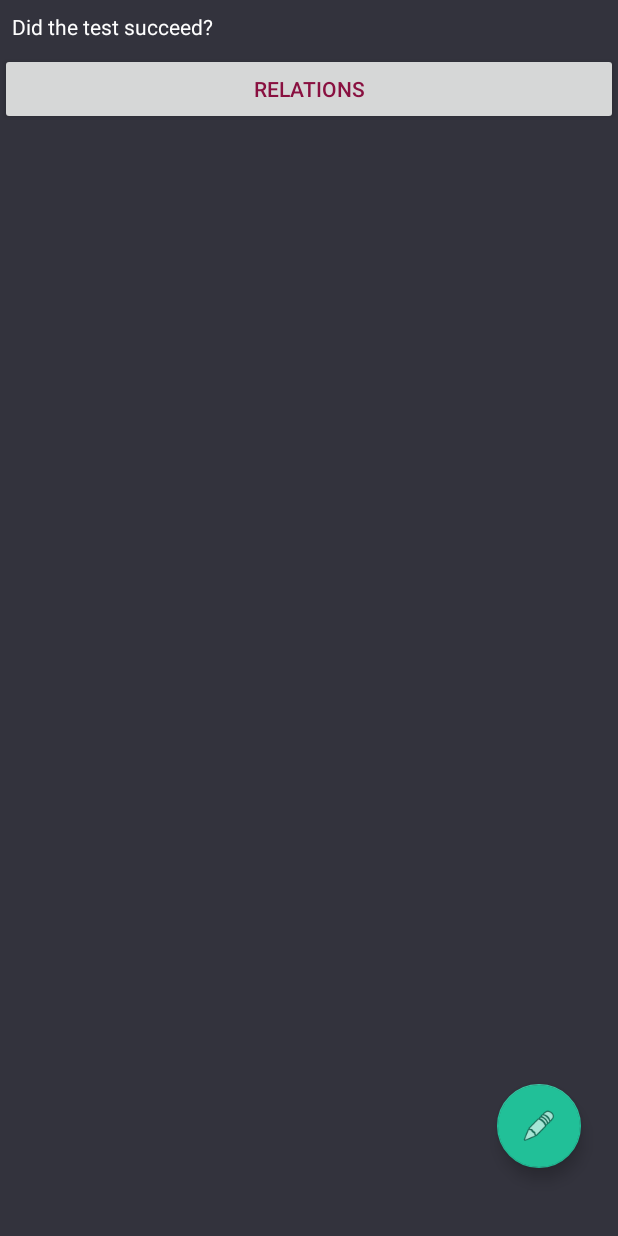
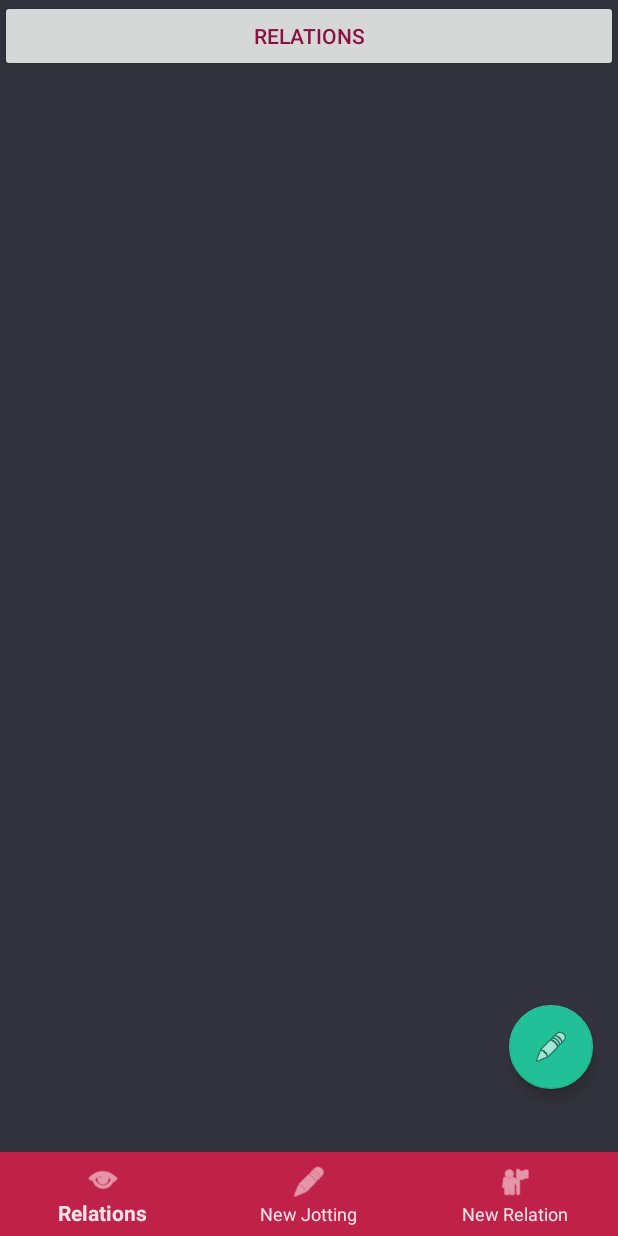
Before and after one commit to Pieter-JanVanDamme/Jocelyn, an Android app: the screen it shows after launch (HomeActivity), on a phone screen of 412 x 824 dp. Run offline under Robolectric (Android 15) with nearby library versions, the phone set to English and light mode, and no system bars.

Commit message:
feat: added bottom navigation bar

```diff
--- a/app/build.gradle
+++ b/app/build.gradle
@@ -48,4 +48,7 @@ dependencies {
     implementation 'com.android.support:appcompat-v7:28.0.0-alpha3'
     implementation 'com.android.support:cardview-v7:28.0.0-alpha3'
     implementation 'com.android.support:recyclerview-v7:28.0.0-alpha3'
+
+    // design support library, to support bottom navigation
+    implementation 'com.android.support:design:28.0.0'
 }
--- a/app/src/main/java/pjvandamme/be/jocelyn/Presentation/ComposeJottingActivity.kt
+++ b/app/src/main/java/pjvandamme/be/jocelyn/Presentation/ComposeJottingActivity.kt
@@ -3,6 +3,7 @@ package pjvandamme.be.jocelyn.Presentation
 import android.arch.lifecycle.Observer
 import android.support.v7.app.AppCompatActivity
 import android.os.Bundle
+import android.support.design.widget.BottomNavigationView
 import android.support.design.widget.FloatingActionButton
 import android.support.v4.app.FragmentManager
 import android.support.v4.app.FragmentTransaction
@@ -43,6 +44,8 @@ class ComposeJottingActivity : AppCompatActivity(), RelationSuggestionFragment.O
         supportActionBar?.title = "Compose Jotting"
         // implement a 'Back button' in the title bar
         supportActionBar?.setDisplayHomeAsUpEnabled(true)
+
+        val bottomNav: BottomNavigationView = findViewById(R.id.bottom_navigation)
 
         // initialize ComposeJottingViewModel
         composeJottingViewModel = ComposeJottingViewModel(this.application)
--- a/app/src/main/java/pjvandamme/be/jocelyn/Presentation/RelationsOverviewActivity.kt
+++ b/app/src/main/java/pjvandamme/be/jocelyn/Presentation/RelationsOverviewActivity.kt
@@ -8,6 +8,7 @@ import pjvandamme.be.jocelyn.R
 import android.util.TypedValue
 import android.support.v7.widget.RecyclerView
 import android.support.design.widget.AppBarLayout
+import android.support.design.widget.BottomNavigationView
 import android.support.design.widget.CollapsingToolbarLayout
 import android.support.v7.widget.DefaultItemAnimator
 import android.support.v7.widget.GridLayoutManager
@@ -34,6 +35,8 @@ class RelationsOverviewActivity : AppCompatActivity() {
         setContentView(R.layout.activity_relations_overview)
         val toolbar = findViewById<View>(R.id.toolbar) as Toolbar
         setSupportActionBar(toolbar)
+
+        val bottomNav: BottomNavigationView = findViewById(R.id.bottom_navigation)
 
         // enabling a back button; navigationOnClickListener must be set explicitly for this collapsing toolbar
         supportActionBar?.setDisplayHomeAsUpEnabled(true)
--- a/app/src/main/res/layout/activity_home.xml
+++ b/app/src/main/res/layout/activity_home.xml
@@ -22,15 +22,6 @@
             android:orientation="vertical"
             android:layout_width="match_parent"
             android:layout_height="match_parent">
-        <TextView
-                android:text="Did the test succeed?"
-                android:layout_width="wrap_content"
-                android:layout_height="wrap_content"
-                android:id="@+id/testView" android:layout_marginTop="8dp"
-                app:layout_constraintTop_toTopOf="parent" android:layout_marginBottom="8dp"
-                app:layout_constraintBottom_toBottomOf="parent" app:layout_constraintStart_toStartOf="parent"
-                android:layout_marginStart="8dp" app:layout_constraintEnd_toEndOf="parent"
-                android:layout_marginEnd="8dp"/>
         <Button
                 android:text="Relations"
                 android:layout_width="match_parent"
@@ -45,6 +36,19 @@
             android:layout_marginEnd="8dp" app:layout_constraintEnd_toEndOf="parent" android:layout_marginTop="8dp"
             app:layout_constraintTop_toTopOf="parent" android:layout_marginStart="8dp"
             app:layout_constraintStart_toStartOf="parent" android:layout_marginBottom="8dp"
-            app:layout_constraintBottom_toBottomOf="parent" app:layout_constraintHorizontal_bias="0.95"
-            app:layout_constraintVertical_bias="0.95" app:backgroundTint="@color/colorComplementary"/>
+            app:layout_constraintBottom_toBottomOf="parent" app:layout_constraintHorizontal_bias="0.975"
+            app:layout_constraintVertical_bias="0.88" app:backgroundTint="@color/colorComplementary"/>
+
+    <android.support.design.widget.BottomNavigationView
+            android:id="@+id/bottom_navigation"
+            android:layout_width="match_parent"
+            android:layout_height="wrap_content"
+            android:layout_alignParentBottom="true"
+            app:itemBackground="@color/colorPrimary"
+            app:itemIconTint="@color/colorPrimaryVeryLight"
+            app:itemTextColor="@color/colorPrimaryVeryLight"
+            app:menu="@menu/bottom_nav_main"
+            app:layout_constraintBottom_toBottomOf="parent"
+            app:layout_constraintLeft_toLeftOf="parent"
+            app:layout_constraintRight_toRightOf="parent"/>
 </android.support.constraint.ConstraintLayout>
--- /dev/null
+++ b/app/src/main/res/menu/bottom_nav_main.xml
@@ -0,0 +1,22 @@
+<?xml version="1.0" encoding="utf-8"?>
+<menu xmlns:android="http://schemas.android.com/apk/res/android"
+      xmlns:app="http://schemas.android.com/apk/res-auto">
+    <item
+            android:id="@+id/action_favorites"
+            android:enabled="true"
+            android:icon="@android:drawable/ic_menu_view"
+            android:title="@string/relations_overview"
+            app:showAsAction="ifRoom"/>
+    <item
+            android:id="@+id/action_schedules"
+            android:enabled="true"
+            android:icon="@android:drawable/ic_menu_edit"
+            android:title="@string/compose_jotting"
+            app:showAsAction="ifRoom"/>
+    <item
+            android:id="@+id/action_music"
+            android:enabled="true"
+            android:icon="@android:drawable/ic_menu_myplaces"
+            android:title="@string/create_relation"
+            app:showAsAction="ifRoom"/>
+</menu>
--- a/app/src/main/res/values/strings.xml
+++ b/app/src/main/res/values/strings.xml
@@ -12,4 +12,9 @@
     <string name="backdrop_subtitle">Show me your friends...\n...and I\'ll show you your future.</string>
     <string name="action_view_profile">View profile</string>
     <string name="action_edit_information">Edit information</string>
+
+    <!-- BOTTOM NAV BAR -->
+    <string name="relations_overview">Relations</string>
+    <string name="compose_jotting">New Jotting</string>
+    <string name="create_relation">New Relation</string>
 </resources>
--- a/app/src/main/res/values/styles.xml
+++ b/app/src/main/res/values/styles.xml
@@ -7,8 +7,9 @@
         <item name="colorPrimaryDark">@color/colorPrimaryDark</item>
         <item name="colorAccent">@color/colorComplementary</item>
         <item name="android:editTextColor">#fefefe</item>
-        <item name="android:textColorPrimary">@color/colorText</item>
-        <item name="android:textColorSecondary">#fefefe</item>
+        <!-- note: android support design seems to crash if android:textColorPrimary and android:textColorSecondary are found -->
+        <!-- <item name="android:textColorPrimary">@color/colorText</item> -->
+        <!-- <item name="android:textColorSecondary">#fefefe</item> -->
         <item name="android:textColorTertiary">#fefefe</item>
         <item name="android:textColorPrimaryInverse">#fefefe</item>
         <item name="android:textColorSecondaryInverse">#fefefe</item>
```
Also changed, not shown: app/src/main/java/pjvandamme/be/jocelyn/Presentation/HomeActivity.kt (+3 -20 lines), app/src/main/res/layout/activity_compose_jotting.xml (+17 -3 lines), app/src/main/res/layout/activity_relations_overview.xml (+14 -0 lines).
